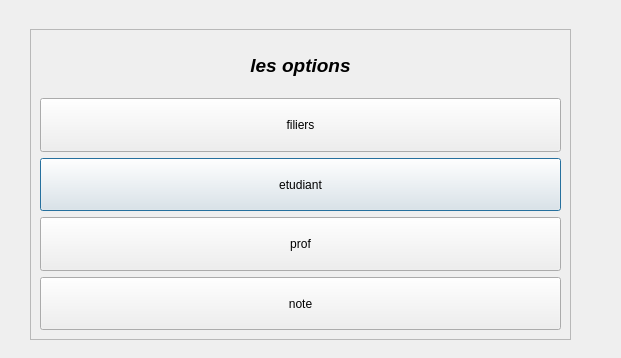
Above: options.ui from khalilh2002/Interface-Graphique-pour-gestion-de-departement-Informatique-de-FST before the change. Below: the same form after it.
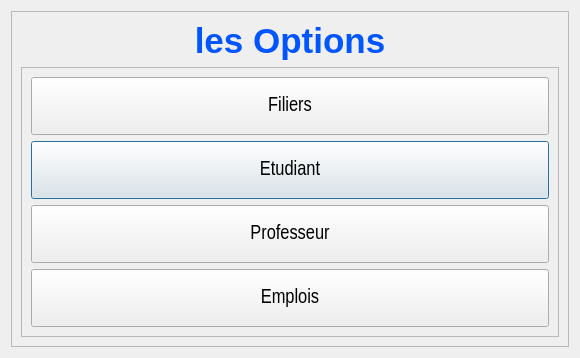
That is the form after the change. Icons and pictures are not drawn.

```diff
--- a/options.ui
+++ b/options.ui
@@ -6,28 +6,38 @@
    <rect>
     <x>0</x>
     <y>0</y>
-    <width>621</width>
+    <width>580</width>
     <height>358</height>
    </rect>
   </property>
   <property name="windowTitle">
    <string>Les options</string>
   </property>
+  <property name="styleSheet">
+   <string notr="true">background-image: url(:/img_file/4.jpg);</string>
+  </property>
+  <layout class="QVBoxLayout" name="verticalLayout_2">
+   <item>
+    <widget class="QFrame" name="frame_2">
+     <property name="frameShape">
+      <enum>QFrame::StyledPanel</enum>
+     </property>
+     <property name="frameShadow">
+      <enum>QFrame::Raised</enum>
+     </property>
+     <layout class="QGridLayout" name="gridLayout">
+      <item row="1" column="0">
   <widget class="QFrame" name="frame">
-   <property name="geometry">
-    <rect>
-     <x>30</x>
-     <y>29</y>
-     <width>541</width>
-     <height>311</height>
-    </rect>
-   </property>
    <property name="maximumSize">
     <size>
      <width>541</width>
      <height>16777215</height>
     </size>
    </property>
+        <property name="styleSheet">
+         <string notr="true">
+</string>
+        </property>
    <property name="frameShape">
     <enum>QFrame::StyledPanel</enum>
    </property>
@@ -35,13 +45,6 @@
     <enum>QFrame::Raised</enum>
    </property>
    <layout class="QVBoxLayout" name="verticalLayout">
-    <item>
-     <widget class="QLabel" name="label">
-      <property name="text">
-       <string>&lt;html&gt;&lt;head/&gt;&lt;body&gt;&lt;p align=&quot;center&quot;&gt;&lt;span style=&quot; font-size:14pt; font-weight:700; font-style:italic;&quot;&gt;les options&lt;/span&gt;&lt;/p&gt;&lt;/body&gt;&lt;/html&gt;</string>
-      </property>
-     </widget>
-    </item>
     <item>
      <widget class="QPushButton" name="filiers">
       <property name="sizePolicy">
@@ -50,8 +53,21 @@
         <verstretch>0</verstretch>
        </sizepolicy>
       </property>
+           <property name="font">
+            <font>
+             <family>Arial Narrow</family>
+             <pointsize>15</pointsize>
+             <bold>false</bold>
+            </font>
+           </property>
+           <property name="cursor">
+            <cursorShape>PointingHandCursor</cursorShape>
+           </property>
+           <property name="styleSheet">
+            <string notr="true">border-image: url(:/img_file/3.jpg);</string>
+           </property>
       <property name="text">
-       <string>filiers</string>
+            <string>Filiers</string>
       </property>
       <property name="autoDefault">
        <bool>false</bool>
@@ -66,8 +82,17 @@
         <verstretch>0</verstretch>
        </sizepolicy>
       </property>
+           <property name="font">
+            <font>
+             <family>Arial Narrow</family>
+             <pointsize>15</pointsize>
+            </font>
+           </property>
+           <property name="styleSheet">
+            <string notr="true">border-image: url(:/img_file/3.jpg);</string>
+           </property>
       <property name="text">
-       <string>etudiant</string>
+            <string>Etudiant</string>
       </property>
      </widget>
     </item>
@@ -79,8 +104,18 @@
         <verstretch>0</verstretch>
        </sizepolicy>
       </property>
+           <property name="font">
+            <font>
+             <family>Arial Narrow</family>
+             <pointsize>15</pointsize>
+            </font>
+           </property>
+           <property name="styleSheet">
+            <string notr="true">
+border-image: url(:/img_file/3.jpg);</string>
+           </property>
       <property name="text">
-       <string>prof</string>
+            <string>Professeur</string>
       </property>
      </widget>
     </item>
@@ -92,13 +127,44 @@
         <verstretch>0</verstretch>
        </sizepolicy>
       </property>
+           <property name="font">
+            <font>
+             <family>Arial Narrow</family>
+             <pointsize>15</pointsize>
+            </font>
+           </property>
+           <property name="styleSheet">
+            <string notr="true">border-image: url(:/img_file/3.jpg);</string>
+           </property>
       <property name="text">
-       <string>note</string>
+            <string>Emplois</string>
       </property>
      </widget>
     </item>
    </layout>
   </widget>
+      </item>
+      <item row="0" column="0">
+       <widget class="QLabel" name="label">
+        <property name="sizePolicy">
+         <sizepolicy hsizetype="Preferred" vsizetype="Fixed">
+          <horstretch>0</horstretch>
+          <verstretch>0</verstretch>
+         </sizepolicy>
+        </property>
+        <property name="styleSheet">
+         <string notr="true">font: 900 9pt &quot;Arial Black&quot;;
+</string>
+        </property>
+        <property name="text">
+         <string>&lt;html&gt;&lt;head/&gt;&lt;body&gt;&lt;p align=&quot;center&quot;&gt;&lt;span style=&quot; font-size:26pt; font-weight:700; color:#0055ff;&quot;&gt;les Options&lt;/span&gt;&lt;/p&gt;&lt;/body&gt;&lt;/html&gt;</string>
+        </property>
+       </widget>
+      </item>
+     </layout>
+    </widget>
+   </item>
+  </layout>
  </widget>
  <resources/>
  <connections/>
```
Lines whose indentation alone changed are shown as unchanged.
